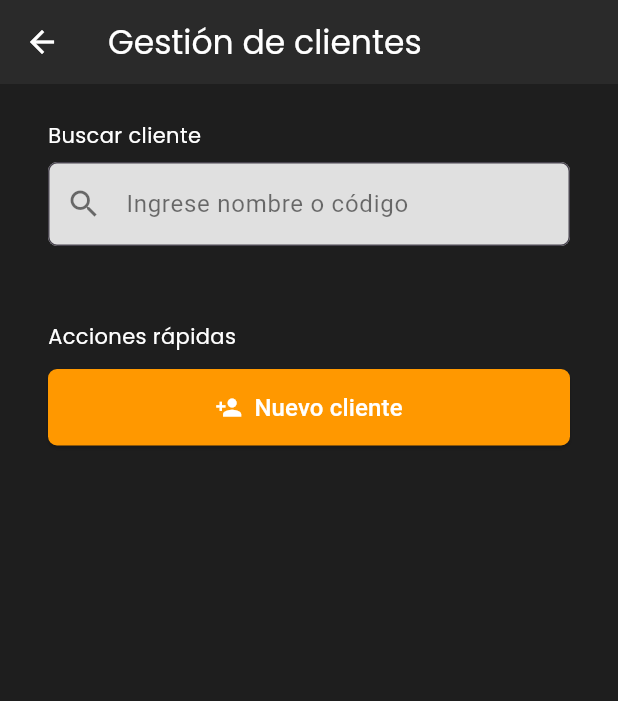
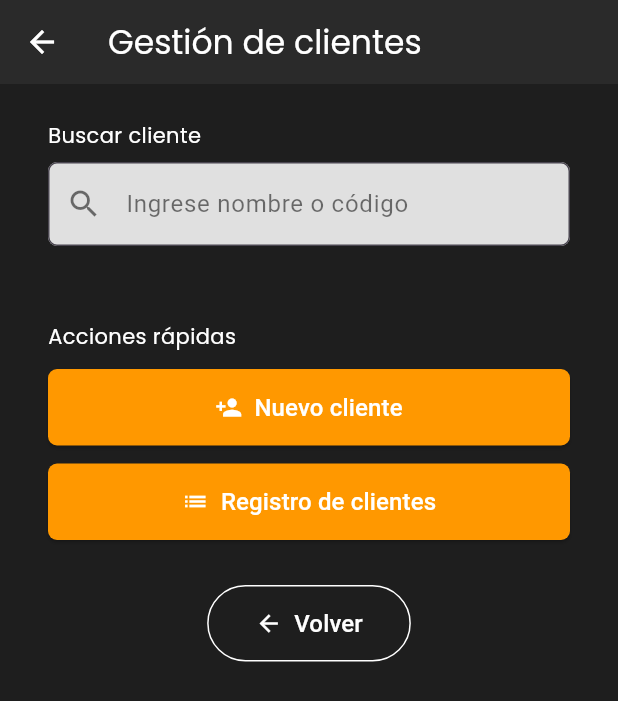
Before and after one commit to AlejandroH7/ProyectoFinalProgramacionIII, a Flutter app: the ClientesPage screen opened directly, on a phone screen of 412 x 824 dp. Shown: the top 701 px of the screen. Run offline on Flutter 3.47's test engine with Material 3 defaults, Android fonts, the phone set to English and light mode, and no system bars; our stand-ins replace google_fonts, sqflite; accounts and stored records are empty.

Commit message:
correción final

```diff
--- a/fitmanager/lib/presentation/pages/clientes_page.dart
+++ b/fitmanager/lib/presentation/pages/clientes_page.dart
@@ -1,6 +1,7 @@
 import 'package:fitmanager/data/models/cliente_model.dart';
 import 'package:fitmanager/data/repositories/cliente_repository.dart';
 import 'package:fitmanager/presentation/pages/nuevo_cliente_page.dart';
+import 'package:fitmanager/presentation/pages/registro_clientes_page.dart';
 import 'package:flutter/material.dart';
 import 'package:google_fonts/google_fonts.dart';
 
@@ -59,6 +60,14 @@ class _ClientesPageState extends State<ClientesPage> {
       MaterialPageRoute(builder: (_) => const NuevoClientePage()),
     );
     _cargarClientes(); // Recargar después de registrar nuevo cliente
+  }
+
+  void _irARegistroClientes() async {
+    await Navigator.push(
+      context,
+      MaterialPageRoute(builder: (_) => const RegistroClientesPage()),
+    );
+    _cargarClientes(); // También recarga al volver
   }
 
   @override
@@ -138,6 +147,19 @@ class _ClientesPageState extends State<ClientesPage> {
               onPressed: _irANuevoCliente,
             ),
             const SizedBox(height: 12),
+            _buildMainButton(
+              icon: Icons.list,
+              text: 'Registro de clientes',
+              onPressed: _irARegistroClientes,
+            ),
+            const SizedBox(height: 30),
+            Center(
+              child: _buildSecondaryButton(
+                icon: Icons.arrow_back,
+                text: 'Volver',
+                onPressed: () => Navigator.pop(context),
+              ),
+            ),
           ],
         ),
       ),
@@ -166,4 +188,23 @@ class _ClientesPageState extends State<ClientesPage> {
       ),
     );
   }
+
+  Widget _buildSecondaryButton({
+    required IconData icon,
+    required String text,
+    required VoidCallback onPressed,
+  }) {
+    return OutlinedButton.icon(
+      icon: Icon(icon, color: Colors.white),
+      label: Text(
+        text,
+        style: const TextStyle(fontSize: 16, color: Colors.white),
+      ),
+      style: OutlinedButton.styleFrom(
+        padding: const EdgeInsets.symmetric(horizontal: 32, vertical: 14),
+        side: const BorderSide(color: Colors.white),
+      ),
+      onPressed: onPressed,
+    );
+  }
 }
```
